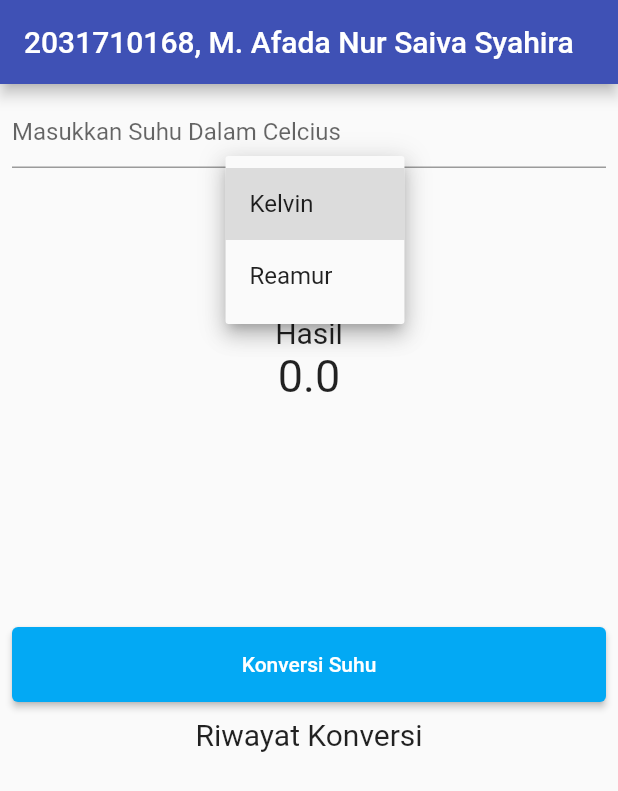
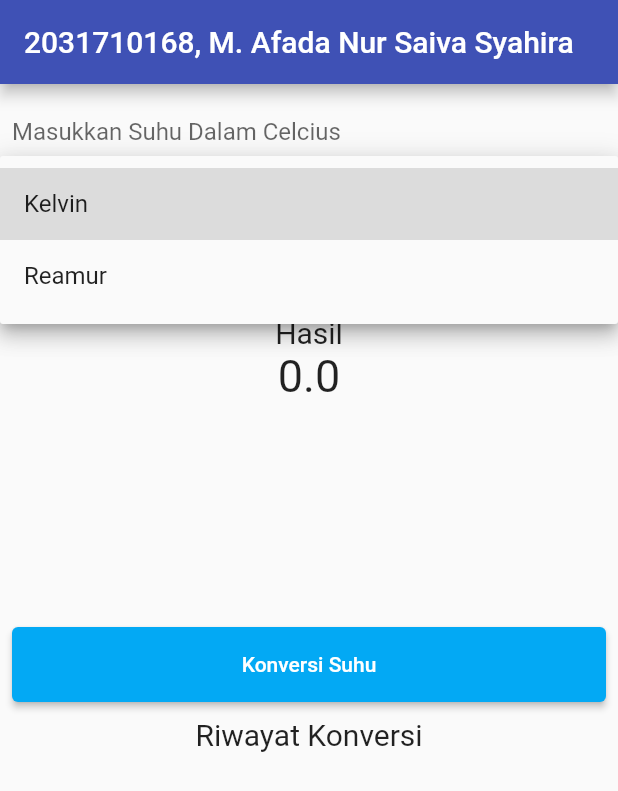
Before and after one commit to MAFADA/04-konversi-suhu-map-flutter, a Flutter app: the screen it shows after launch, after a tap on "Kelvin", on a phone screen of 412 x 824 dp. Shown: the top 791 px of the screen. Run offline on Flutter 3.47's test engine with Material 2 defaults, Android fonts, the phone set to English and light mode, and no system bars.

Commit message:
Tugas4 (Dropdown error)

```diff
--- a/lib/main.dart
+++ b/lib/main.dart
@@ -1,5 +1,8 @@
 import 'package:flutter/material.dart';
-import 'package:flutter/services.dart';
+import 'package:konversi_suhu/widgets/convert.dart';
+import 'package:konversi_suhu/widgets/input.dart';
+import 'package:konversi_suhu/widgets/result.dart';
+import 'package:konversi_suhu/widgets/riwayat_konversi.dart';
 
 void main() {
   runApp(const MyApp());
@@ -19,7 +22,7 @@ class _MyAppState extends State<MyApp> {
   // double _kelvin = 0;
   // double _reamur = 0;
   var listItem = ["Kelvin", "Reamur"];
-  String _newValue = "Kelvin";
+  String newValue = "Kelvin";
   double _result = 0;
   List<String> listViewItem = <String>[];
 
@@ -46,7 +49,7 @@ class _MyAppState extends State<MyApp> {
         body: Container(
           margin: const EdgeInsets.all(8),
           child: Column(
-            // mainAxisAlignment: MainAxisAlignment.spaceBetween,
+            mainAxisAlignment: MainAxisAlignment.spaceBetween,
             children: [
               Input(etInputUser: etInputUser),
               DropdownButton<String>(
@@ -56,35 +59,19 @@ class _MyAppState extends State<MyApp> {
                     child: Text(value),
                   );
                 }).toList(),
-                value: _newValue,
-                onChanged: (String? changeValue) {
+                value: newValue,
+                onChanged: (value) {
                   setState(() {
-                    _newValue = changeValue!;
-                    _konversiSuhu();
+                    newValue = value!;
                   });
+                  konversiSuhu();
                 },
+                isExpanded: true,
               ),
               Result(
                 result: _result,
               ),
-              SizedBox(
-                child: Container(
-                  width: double.infinity,
-                  height: 50,
-                  child: ElevatedButton(
-                    onPressed: () {
-                      _konversiSuhu();
-                    },
-                    child: const Text(
-                      "Konversi Suhu",
-                      style: TextStyle(color: Colors.white),
-                    ),
-                    style: ElevatedButton.styleFrom(
-                      primary: Colors.lightBlue,
-                    ),
-                  ),
-                ),
-              ),
+              Convert(konversiSuhu: konversiSuhu),
               Container(
                 margin: EdgeInsets.only(top: 10, bottom: 10),
                 child: Text(
@@ -100,89 +87,102 @@ class _MyAppState extends State<MyApp> {
     );
   }
 
-  void _konversiSuhu() {
+  konversiSuhu() {
     setState(() {
-      _inputUser = double.parse(etInputUser.text);
-      if (_newValue == "Kelvin") {
-        _result = _inputUser + 273;
-        listViewItem.add("Kelvin : " "$_result");
-      } else {
-        _result = (4 / 5) * _inputUser;
-        listViewItem.add("Reamur : " "$_result");
+      if (etInputUser.text.isNotEmpty) {
+        _inputUser = double.parse(etInputUser.text);
+
+        switch (newValue) {
+          case "Kelvin":
+            {
+              _result = _inputUser + 273;
+              listViewItem
+                  .add("Celcius: " "$_inputUser" "--> Kelvin : " "$_result");
+            }
+            break;
+
+          case "Reamur":
+            {
+              _result = (4 / 5) * _inputUser;
+              listViewItem
+                  .add("Celcius: " "$_inputUser" "--> Reamur : " "$_result");
+            }
+            break;
+        }
       }
     });
   }
 }
 
-class RiwayatKonversi extends StatelessWidget {
-  const RiwayatKonversi({
-    Key? key,
-    required this.listViewItem,
-  }) : super(key: key);
+// class RiwayatKonversi extends StatelessWidget {
+//   const RiwayatKonversi({
+//     Key? key,
+//     required this.listViewItem,
+//   }) : super(key: key);
 
-  final List<String> listViewItem;
+//   final List<String> listViewItem;
 
-  @override
-  Widget build(BuildContext context) {
-    return ListView.builder(
-        itemCount: listViewItem.length,
-        itemBuilder: ((context, index) {
-          return Container(
-            child: Text(listViewItem[index]),
-          );
-        }));
-  }
-}
+//   @override
+//   Widget build(BuildContext context) {
+//     return ListView.builder(
+//         itemCount: listViewItem.length,
+//         itemBuilder: ((context, index) {
+//           return Container(
+//             child: Text(listViewItem[index]),
+//           );
+//         }));
+//   }
+// }
 
-class Result extends StatelessWidget {
-  const Result({
-    Key? key,
-    required this.result,
-  }) : super(key: key);
+// class Result extends StatelessWidget {
+//   const Result({
+//     Key? key,
+//     required this.result,
+//   }) : super(key: key);
 
-  final double result;
+//   final double result;
 
-  @override
-  Widget build(BuildContext context) {
-    return Container(
-      // margin: const EdgeInsets.symmetric(vertical: 150),
-      margin: EdgeInsets.only(bottom: 150, top: 50),
-      child: Column(
-        mainAxisAlignment: MainAxisAlignment.center,
-        children: [
-          Text(
-            "Hasil",
-            style: TextStyle(fontSize: 20),
-          ),
-          Text(
-            result.toStringAsFixed(1),
-            style: TextStyle(fontSize: 30),
-          ),
-        ],
-      ),
-    );
-  }
-}
+//   @override
+//   Widget build(BuildContext context) {
+//     return Container(
+//       // margin: const EdgeInsets.symmetric(vertical: 150),
+//       margin: EdgeInsets.only(bottom: 150, top: 50),
+//       child: Column(
+//         mainAxisAlignment: MainAxisAlignment.center,
+//         children: [
+//           Text(
+//             "Hasil",
+//             style: TextStyle(fontSize: 20),
+//           ),
+//           Text(
+//             result.toStringAsFixed(1),
+//             style: TextStyle(fontSize: 30),
+//           ),
+//         ],
+//       ),
+//     );
+//   }
+// }
 
-class Input extends StatelessWidget {
-  const Input({
-    Key? key,
-    required this.etInputUser,
-  }) : super(key: key);
+// class Input extends StatelessWidget {
+//   const Input({
+//     Key? key,
+//     required this.etInputUser,
+//   }) : super(key: key);
 
-  final TextEditingController etInputUser;
+//   final TextEditingController etInputUser;
 
-  @override
-  Widget build(BuildContext context) {
-    return TextFormField(
-      decoration: const InputDecoration(
-        hintText: 'Masukkan Suhu Dalam Celcius',
-      ),
-      inputFormatters: <TextInputFormatter>[
-        FilteringTextInputFormatter.digitsOnly
-      ],
-      controller: etInputUser,
-      keyboardType: TextInputType.number,
-    );
-  }
-}
+//   @override
+//   Widget build(BuildContext context) {
+//     return TextFormField(
+//       decoration: const InputDecoration(
+//         hintText: 'Masukkan Suhu Dalam Celcius',
+//       ),
+//       inputFormatters: <TextInputFormatter>[
+//         FilteringTextInputFormatter.digitsOnly
+//       ],
+//       controller: etInputUser,
+//       keyboardType: TextInputType.number,
+//     );
+//   }
+// }
--- /dev/null
+++ b/lib/widgets/convert.dart
@@ -0,0 +1,27 @@
+import 'package:flutter/material.dart';
+
+class Convert extends StatelessWidget {
+  const Convert({Key? key, required this.konversiSuhu}) : super(key: key);
+
+  final VoidCallback konversiSuhu;
+
+  @override
+  Widget build(BuildContext context) {
+    return SizedBox(
+      child: Container(
+        width: double.infinity,
+        height: 50,
+        child: ElevatedButton(
+          onPressed: konversiSuhu,
+          child: const Text(
+            "Konversi Suhu",
+            style: TextStyle(color: Colors.white),
+          ),
+          style: ElevatedButton.styleFrom(
+            primary: Colors.lightBlue,
+          ),
+        ),
+      ),
+    );
+  }
+}
--- /dev/null
+++ b/lib/widgets/input.dart
@@ -0,0 +1,25 @@
+import 'package:flutter/material.dart';
+import 'package:flutter/services.dart';
+
+class Input extends StatelessWidget {
+  const Input({
+    Key? key,
+    required this.etInputUser,
+  }) : super(key: key);
+
+  final TextEditingController etInputUser;
+
+  @override
+  Widget build(BuildContext context) {
+    return TextFormField(
+      decoration: const InputDecoration(
+        hintText: 'Masukkan Suhu Dalam Celcius',
+      ),
+      inputFormatters: <TextInputFormatter>[
+        FilteringTextInputFormatter.digitsOnly
+      ],
+      controller: etInputUser,
+      keyboardType: TextInputType.number,
+    );
+  }
+}
--- /dev/null
+++ b/lib/widgets/result.dart
@@ -0,0 +1,31 @@
+import 'package:flutter/material.dart';
+
+class Result extends StatelessWidget {
+  const Result({
+    Key? key,
+    required this.result,
+  }) : super(key: key);
+
+  final double result;
+
+  @override
+  Widget build(BuildContext context) {
+    return Container(
+      // margin: const EdgeInsets.symmetric(vertical: 150),
+      margin: EdgeInsets.only(bottom: 150, top: 50),
+      child: Column(
+        mainAxisAlignment: MainAxisAlignment.center,
+        children: [
+          Text(
+            "Hasil",
+            style: TextStyle(fontSize: 20),
+          ),
+          Text(
+            result.toStringAsFixed(1),
+            style: TextStyle(fontSize: 30),
+          ),
+        ],
+      ),
+    );
+  }
+}
--- /dev/null
+++ b/lib/widgets/riwayat_konversi.dart
@@ -0,0 +1,21 @@
+import 'package:flutter/material.dart';
+
+class RiwayatKonversi extends StatelessWidget {
+  const RiwayatKonversi({
+    Key? key,
+    required this.listViewItem,
+  }) : super(key: key);
+
+  final List<String> listViewItem;
+
+  @override
+  Widget build(BuildContext context) {
+    return ListView.builder(
+        itemCount: listViewItem.length,
+        itemBuilder: ((context, index) {
+          return Container(
+            child: Text(listViewItem[index]),
+          );
+        }));
+  }
+}
```
Also changed, not shown: lib/widgets/dropdown.dart (added, +39 -0 lines).
